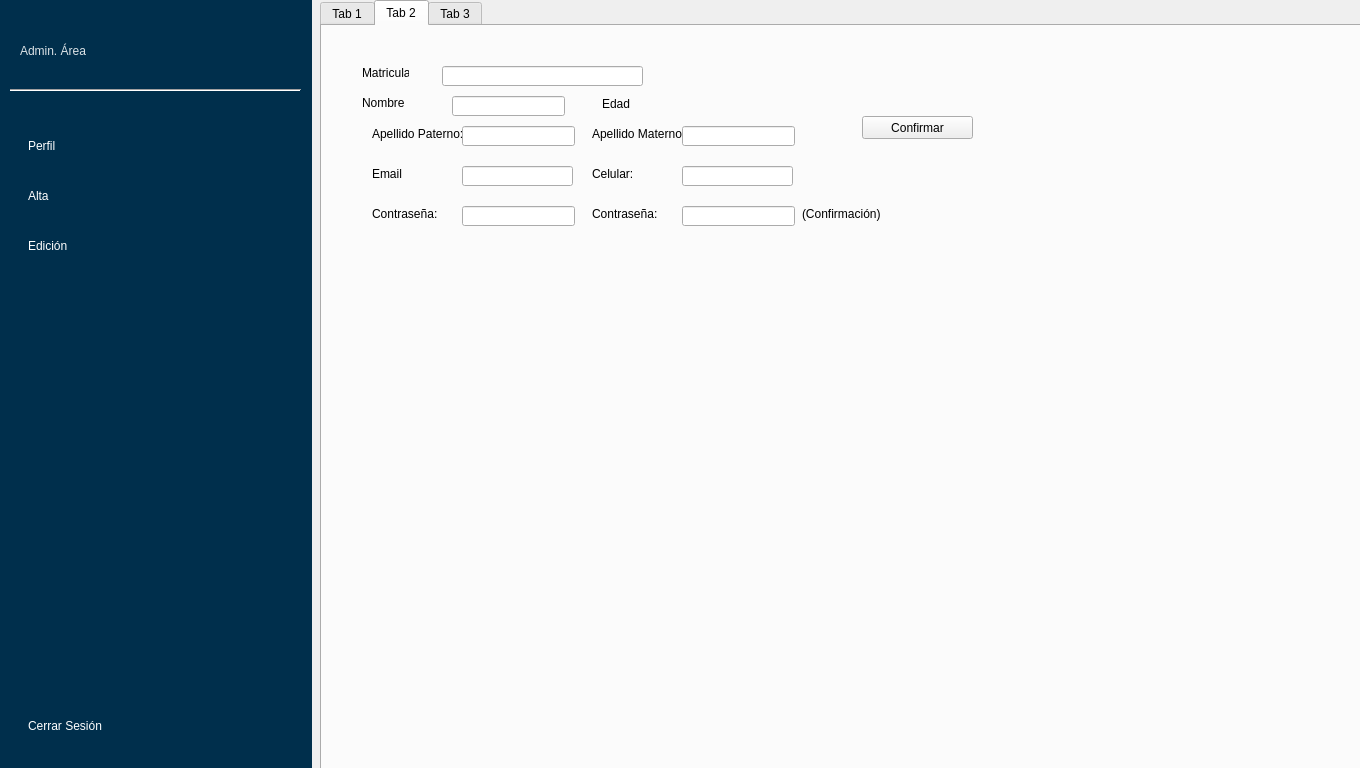
ShibaK7/SistemaComde, file Comde/admgeneral.ui: the form before one commit.
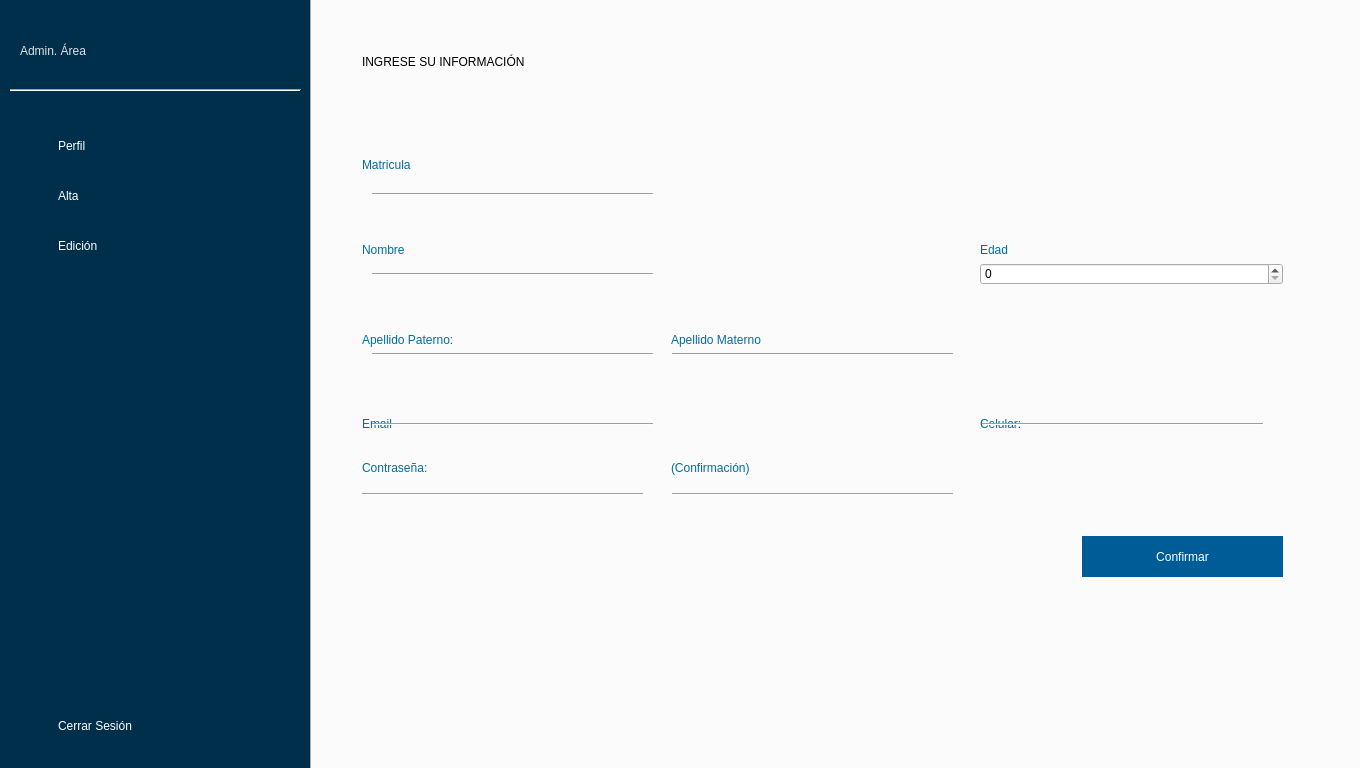
The form after the commit. The open tabs and pages were chosen to show the change. Icons and pictures are not drawn.

```diff
--- a/Comde/admgeneral.ui
+++ b/Comde/admgeneral.ui
@@ -32,7 +32,7 @@
 	font: 12pt &quot;Segoe UI Semilight&quot;;
 	border-style:solid;
 	text-align: left;
-	padding-left:28px;
+	padding-left:58px;
 }
 
 #btnPerfil:hover, #btnAlta:hover, #btnEdicion:hover, #btnCerrarSesion:hover
@@ -45,7 +45,7 @@
     <rect>
      <x>0</x>
      <y>0</y>
-     <width>312</width>
+     <width>311</width>
      <height>771</height>
     </rect>
    </property>
@@ -98,12 +98,42 @@
   <widget class="QTabWidget" name="tabWidget">
    <property name="geometry">
     <rect>
-     <x>320</x>
-     <y>0</y>
-     <width>1041</width>
-     <height>771</height>
+     <x>310</x>
+     <y>-30</y>
+     <width>1051</width>
+     <height>811</height>
     </rect>
    </property>
+   <property name="styleSheet">
+    <string notr="true">#tab_alta{
+	font: 8pt &quot;MV Boli&quot;;
+}
+
+QLineEdit{
+	background-color: rgba(0, 0, 0, 0);
+	font: 12pt &quot;Segoe UI Semilight&quot;;
+	color: rgb(136, 136, 136);
+	border: 0px;
+}
+
+#btnConfirmar{
+	/*background-color: rgb(0,57,94);
+	background-color: rgb(0,143,189);*/
+	background-color: rgb(0, 92, 150);
+	color: rgb(255, 255, 255);
+	font: 12pt &quot;Segoe UI Semilight&quot;;
+	border-style:solid;
+}
+
+#btnConfirmarr:hover{
+background-color: rgb(0, 127, 206)
+}
+
+#btnConfirmar:pressed{
+background-color: rgb(0, 58, 95);
+}
+</string>
+   </property>
    <property name="currentIndex">
     <number>0</number>
    </property>
@@ -116,239 +146,310 @@
     <attribute name="title">
      <string>Tab 2</string>
     </attribute>
-    <widget class="QLabel" name="label">
-     <property name="geometry">
-      <rect>
-       <x>40</x>
-       <y>40</y>
-       <width>47</width>
-       <height>13</height>
-      </rect>
-     </property>
-     <property name="text">
-      <string>Matricula</string>
-     </property>
-    </widget>
-    <widget class="QLineEdit" name="tMatricula">
-     <property name="geometry">
-      <rect>
-       <x>120</x>
-       <y>40</y>
-       <width>201</width>
-       <height>20</height>
-      </rect>
-     </property>
-    </widget>
-    <widget class="QLabel" name="label_2">
-     <property name="geometry">
-      <rect>
-       <x>40</x>
-       <y>70</y>
-       <width>47</width>
-       <height>13</height>
-      </rect>
-     </property>
-     <property name="text">
-      <string>Nombre</string>
-     </property>
-    </widget>
-    <widget class="QLineEdit" name="tNombre">
-     <property name="geometry">
-      <rect>
-       <x>130</x>
-       <y>70</y>
-       <width>113</width>
-       <height>20</height>
-      </rect>
-     </property>
-    </widget>
-    <widget class="QLabel" name="label_5">
-     <property name="geometry">
-      <rect>
-       <x>280</x>
-       <y>70</y>
-       <width>91</width>
-       <height>16</height>
-      </rect>
-     </property>
-     <property name="text">
-      <string>Edad</string>
-     </property>
-    </widget>
-    <widget class="QSpinBox" name="sEdad">
-     <property name="geometry">
-      <rect>
-       <x>360</x>
-       <y>-140</y>
-       <width>42</width>
-       <height>20</height>
-      </rect>
-     </property>
-    </widget>
-    <widget class="QLabel" name="label_8">
-     <property name="geometry">
-      <rect>
-       <x>480</x>
-       <y>180</y>
-       <width>91</width>
-       <height>16</height>
-      </rect>
-     </property>
-     <property name="text">
-      <string>(Confirmación)</string>
-     </property>
-    </widget>
-    <widget class="QLabel" name="label_4">
-     <property name="geometry">
-      <rect>
-       <x>270</x>
-       <y>100</y>
-       <width>91</width>
-       <height>16</height>
-      </rect>
-     </property>
-     <property name="text">
-      <string>Apellido Materno</string>
-     </property>
-    </widget>
-    <widget class="QLineEdit" name="tAmaterno">
-     <property name="geometry">
-      <rect>
-       <x>360</x>
-       <y>100</y>
-       <width>113</width>
-       <height>20</height>
-      </rect>
-     </property>
-    </widget>
-    <widget class="QLabel" name="label_6">
-     <property name="geometry">
-      <rect>
-       <x>50</x>
-       <y>180</y>
-       <width>91</width>
-       <height>16</height>
-      </rect>
-     </property>
-     <property name="text">
-      <string>Contraseña:</string>
-     </property>
-    </widget>
-    <widget class="QLabel" name="label_3">
-     <property name="geometry">
-      <rect>
-       <x>50</x>
-       <y>100</y>
-       <width>91</width>
-       <height>16</height>
-      </rect>
-     </property>
-     <property name="text">
-      <string>Apellido Paterno:</string>
-     </property>
-    </widget>
-    <widget class="QLineEdit" name="tApaterno">
-     <property name="geometry">
-      <rect>
-       <x>140</x>
-       <y>100</y>
-       <width>113</width>
-       <height>20</height>
-      </rect>
-     </property>
-    </widget>
-    <widget class="QLabel" name="label_9">
-     <property name="geometry">
-      <rect>
-       <x>50</x>
-       <y>140</y>
-       <width>91</width>
-       <height>16</height>
-      </rect>
-     </property>
-     <property name="text">
-      <string>Email</string>
-     </property>
-    </widget>
-    <widget class="QLineEdit" name="tClave">
-     <property name="geometry">
-      <rect>
-       <x>140</x>
-       <y>180</y>
-       <width>113</width>
-       <height>20</height>
-      </rect>
-     </property>
-    </widget>
-    <widget class="QLabel" name="label_10">
-     <property name="geometry">
-      <rect>
-       <x>270</x>
-       <y>140</y>
-       <width>91</width>
-       <height>16</height>
-      </rect>
-     </property>
-     <property name="text">
-      <string>Celular:</string>
-     </property>
-    </widget>
-    <widget class="QLabel" name="label_7">
-     <property name="geometry">
-      <rect>
-       <x>270</x>
-       <y>180</y>
-       <width>91</width>
-       <height>16</height>
-      </rect>
-     </property>
-     <property name="text">
-      <string>Contraseña:</string>
-     </property>
-    </widget>
-    <widget class="QLineEdit" name="tCelular">
-     <property name="geometry">
-      <rect>
-       <x>360</x>
-       <y>140</y>
-       <width>111</width>
-       <height>20</height>
-      </rect>
-     </property>
-    </widget>
-    <widget class="QLineEdit" name="tCorreo">
-     <property name="geometry">
-      <rect>
-       <x>140</x>
-       <y>140</y>
-       <width>111</width>
-       <height>20</height>
-      </rect>
-     </property>
-    </widget>
-    <widget class="QLineEdit" name="tClaveC">
-     <property name="geometry">
-      <rect>
-       <x>360</x>
-       <y>180</y>
-       <width>113</width>
-       <height>20</height>
-      </rect>
-     </property>
-    </widget>
     <widget class="QPushButton" name="btnConfirmar">
      <property name="geometry">
       <rect>
-       <x>540</x>
-       <y>90</y>
-       <width>111</width>
-       <height>23</height>
+       <x>770</x>
+       <y>540</y>
+       <width>201</width>
+       <height>41</height>
       </rect>
      </property>
+     <property name="styleSheet">
+      <string notr="true">font: 63 12pt &quot;Segoe UI Semibold&quot;;</string>
+     </property>
      <property name="text">
       <string>Confirmar</string>
      </property>
     </widget>
+    <widget class="QLabel" name="label_23">
+     <property name="geometry">
+      <rect>
+       <x>50</x>
+       <y>50</y>
+       <width>391</width>
+       <height>31</height>
+      </rect>
+     </property>
+     <property name="styleSheet">
+      <string notr="true">font: 24 16pt &quot;Segoe UI Light&quot;;</string>
+     </property>
+     <property name="text">
+      <string>INGRESE SU INFORMACIÓN</string>
+     </property>
+    </widget>
+    <widget class="QWidget" name="gridLayoutWidget">
+     <property name="geometry">
+      <rect>
+       <x>50</x>
+       <y>120</y>
+       <width>921</width>
+       <height>381</height>
+      </rect>
+     </property>
+     <layout class="QGridLayout" name="gridLayout_2">
+      <item row="0" column="0">
+       <widget class="QLabel" name="label">
+        <property name="styleSheet">
+         <string notr="true">font: 8pt &quot;Segoe UI Semibold&quot;;
+color: rgb(0, 109, 159);
+</string>
+        </property>
+        <property name="text">
+         <string>Matricula</string>
+        </property>
+        <property name="alignment">
+         <set>Qt::AlignBottom|Qt::AlignLeading|Qt::AlignLeft</set>
+        </property>
+       </widget>
+      </item>
+      <item row="11" column="0">
+       <widget class="QLabel" name="label_6">
+        <property name="styleSheet">
+         <string notr="true">font: 8pt &quot;Segoe UI Semibold&quot;;
+color: rgb(0, 109, 159);</string>
+        </property>
+        <property name="text">
+         <string>Contraseña:</string>
+        </property>
+        <property name="alignment">
+         <set>Qt::AlignBottom|Qt::AlignLeading|Qt::AlignLeft</set>
+        </property>
+       </widget>
+      </item>
+      <item row="6" column="1">
+       <widget class="QLineEdit" name="tAmaterno"/>
+      </item>
+      <item row="5" column="1">
+       <widget class="QLabel" name="label_4">
+        <property name="styleSheet">
+         <string notr="true">font: 8pt &quot;Segoe UI Semibold&quot;;
+color: rgb(0, 109, 159);
+</string>
+        </property>
+        <property name="text">
+         <string>Apellido Materno</string>
+        </property>
+        <property name="alignment">
+         <set>Qt::AlignBottom|Qt::AlignLeading|Qt::AlignLeft</set>
+        </property>
+       </widget>
+      </item>
+      <item row="9" column="0">
+       <widget class="QLabel" name="label_9">
+        <property name="styleSheet">
+         <string notr="true">font: 8pt &quot;Segoe UI Semibold&quot;;
+color: rgb(0, 109, 159);</string>
+        </property>
+        <property name="text">
+         <string>Email</string>
+        </property>
+        <property name="alignment">
+         <set>Qt::AlignBottom|Qt::AlignLeading|Qt::AlignLeft</set>
+        </property>
+       </widget>
+      </item>
+      <item row="6" column="0">
+       <widget class="QLineEdit" name="tApaterno"/>
+      </item>
+      <item row="11" column="2">
+       <widget class="QLineEdit" name="tCelular"/>
+      </item>
+      <item row="11" column="1">
+       <widget class="QLabel" name="label_8">
+        <property name="styleSheet">
+         <string notr="true">font: 8pt &quot;Segoe UI Semibold&quot;;
+color: rgb(0, 109, 159);</string>
+        </property>
+        <property name="text">
+         <string>(Confirmación)</string>
+        </property>
+        <property name="alignment">
+         <set>Qt::AlignBottom|Qt::AlignLeading|Qt::AlignLeft</set>
+        </property>
+       </widget>
+      </item>
+      <item row="2" column="2">
+       <widget class="QLabel" name="label_5">
+        <property name="styleSheet">
+         <string notr="true">font: 8pt &quot;Segoe UI Semibold&quot;;
+color: rgb(0, 109, 159);</string>
+        </property>
+        <property name="text">
+         <string>Edad</string>
+        </property>
+        <property name="alignment">
+         <set>Qt::AlignBottom|Qt::AlignLeading|Qt::AlignLeft</set>
+        </property>
+       </widget>
+      </item>
+      <item row="3" column="2">
+       <widget class="QSpinBox" name="sEdad"/>
+      </item>
+      <item row="9" column="2">
+       <widget class="QLabel" name="label_10">
+        <property name="styleSheet">
+         <string notr="true">font: 8pt &quot;Segoe UI Semibold&quot;;
+color: rgb(0, 109, 159);</string>
+        </property>
+        <property name="text">
+         <string>Celular:</string>
+        </property>
+        <property name="alignment">
+         <set>Qt::AlignBottom|Qt::AlignLeading|Qt::AlignLeft</set>
+        </property>
+       </widget>
+      </item>
+      <item row="12" column="0">
+       <widget class="QLineEdit" name="tClave"/>
+      </item>
+      <item row="12" column="1">
+       <widget class="QLineEdit" name="tClaveC"/>
+      </item>
+      <item row="2" column="0">
+       <widget class="QLabel" name="label_2">
+        <property name="styleSheet">
+         <string notr="true">font: 8pt &quot;Segoe UI Semibold&quot;;
+color: rgb(0, 109, 159);</string>
+        </property>
+        <property name="text">
+         <string>Nombre</string>
+        </property>
+        <property name="alignment">
+         <set>Qt::AlignBottom|Qt::AlignLeading|Qt::AlignLeft</set>
+        </property>
+       </widget>
+      </item>
+      <item row="3" column="0">
+       <widget class="QLineEdit" name="tNombre"/>
+      </item>
+      <item row="1" column="0">
+       <widget class="QLineEdit" name="tMatricula"/>
+      </item>
+      <item row="5" column="0">
+       <widget class="QLabel" name="label_3">
+        <property name="styleSheet">
+         <string notr="true">font: 8pt &quot;Segoe UI Semibold&quot;;
+color: rgb(0, 109, 159);
+</string>
+        </property>
+        <property name="text">
+         <string>Apellido Paterno:</string>
+        </property>
+        <property name="alignment">
+         <set>Qt::AlignBottom|Qt::AlignLeading|Qt::AlignLeft</set>
+        </property>
+       </widget>
+      </item>
+      <item row="10" column="0">
+       <widget class="QLineEdit" name="tCorreo"/>
+      </item>
+     </layout>
+    </widget>
+    <widget class="Line" name="line_2">
+     <property name="geometry">
+      <rect>
+       <x>60</x>
+       <y>190</y>
+       <width>281</width>
+       <height>16</height>
+      </rect>
+     </property>
+     <property name="orientation">
+      <enum>Qt::Horizontal</enum>
+     </property>
+    </widget>
+    <widget class="Line" name="line_3">
+     <property name="geometry">
+      <rect>
+       <x>60</x>
+       <y>270</y>
+       <width>281</width>
+       <height>16</height>
+      </rect>
+     </property>
+     <property name="orientation">
+      <enum>Qt::Horizontal</enum>
+     </property>
+    </widget>
+    <widget class="Line" name="line_4">
+     <property name="geometry">
+      <rect>
+       <x>60</x>
+       <y>350</y>
+       <width>281</width>
+       <height>16</height>
+      </rect>
+     </property>
+     <property name="orientation">
+      <enum>Qt::Horizontal</enum>
+     </property>
+    </widget>
+    <widget class="Line" name="line_5">
+     <property name="geometry">
+      <rect>
+       <x>360</x>
+       <y>350</y>
+       <width>281</width>
+       <height>16</height>
+      </rect>
+     </property>
+     <property name="orientation">
+      <enum>Qt::Horizontal</enum>
+     </property>
+    </widget>
+    <widget class="Line" name="line_6">
+     <property name="geometry">
+      <rect>
+       <x>60</x>
+       <y>420</y>
+       <width>281</width>
+       <height>16</height>
+      </rect>
+     </property>
+     <property name="orientation">
+      <enum>Qt::Horizontal</enum>
+     </property>
+    </widget>
+    <widget class="Line" name="line_7">
+     <property name="geometry">
+      <rect>
+       <x>360</x>
+       <y>490</y>
+       <width>281</width>
+       <height>16</height>
+      </rect>
+     </property>
+     <property name="orientation">
+      <enum>Qt::Horizontal</enum>
+     </property>
+    </widget>
+    <widget class="Line" name="line_8">
+     <property name="geometry">
+      <rect>
+       <x>50</x>
+       <y>490</y>
+       <width>281</width>
+       <height>16</height>
+      </rect>
+     </property>
+     <property name="orientation">
+      <enum>Qt::Horizontal</enum>
+     </property>
+    </widget>
+    <widget class="Line" name="line_9">
+     <property name="geometry">
+      <rect>
+       <x>670</x>
+       <y>420</y>
+       <width>281</width>
+       <height>16</height>
+      </rect>
+     </property>
+     <property name="orientation">
+      <enum>Qt::Horizontal</enum>
+     </property>
+    </widget>
    </widget>
    <widget class="QWidget" name="tab_edicion">
     <attribute name="title">
@@ -618,6 +719,82 @@
     <string>Cerrar Sesión</string>
    </property>
   </widget>
+  <widget class="QLabel" name="label_User">
+   <property name="geometry">
+    <rect>
+     <x>20</x>
+     <y>140</y>
+     <width>16</width>
+     <height>16</height>
+    </rect>
+   </property>
+   <property name="text">
+    <string/>
+   </property>
+   <property name="pixmap">
+    <pixmap resource="imagenes_src.qrc">:/imagenes/user.png</pixmap>
+   </property>
+   <property name="scaledContents">
+    <bool>true</bool>
+   </property>
+  </widget>
+  <widget class="QLabel" name="label_Add">
+   <property name="geometry">
+    <rect>
+     <x>20</x>
+     <y>190</y>
+     <width>16</width>
+     <height>16</height>
+    </rect>
+   </property>
+   <property name="text">
+    <string/>
+   </property>
+   <property name="pixmap">
+    <pixmap resource="imagenes_src.qrc">:/imagenes/add_file.png</pixmap>
+   </property>
+   <property name="scaledContents">
+    <bool>true</bool>
+   </property>
+  </widget>
+  <widget class="QLabel" name="label_Edit">
+   <property name="geometry">
+    <rect>
+     <x>20</x>
+     <y>240</y>
+     <width>16</width>
+     <height>16</height>
+    </rect>
+   </property>
+   <property name="text">
+    <string/>
+   </property>
+   <property name="pixmap">
+    <pixmap resource="imagenes_src.qrc">:/imagenes/edit.png</pixmap>
+   </property>
+   <property name="scaledContents">
+    <bool>true</bool>
+   </property>
+  </widget>
+  <widget class="QLabel" name="label_18">
+   <property name="geometry">
+    <rect>
+     <x>20</x>
+     <y>720</y>
+     <width>21</width>
+     <height>21</height>
+    </rect>
+   </property>
+   <property name="text">
+    <string/>
+   </property>
+   <property name="pixmap">
+    <pixmap resource="imagenes_src.qrc">:/imagenes/logout.png</pixmap>
+   </property>
+   <property name="scaledContents">
+    <bool>true</bool>
+   </property>
+  </widget>
   <zorder>label_barraNav</zorder>
   <zorder>label_tipoUsuario</zorder>
   <zorder>btnPerfil</zorder>
```
Left out of the diff: 244 changed lines with no effect on the pictures.
